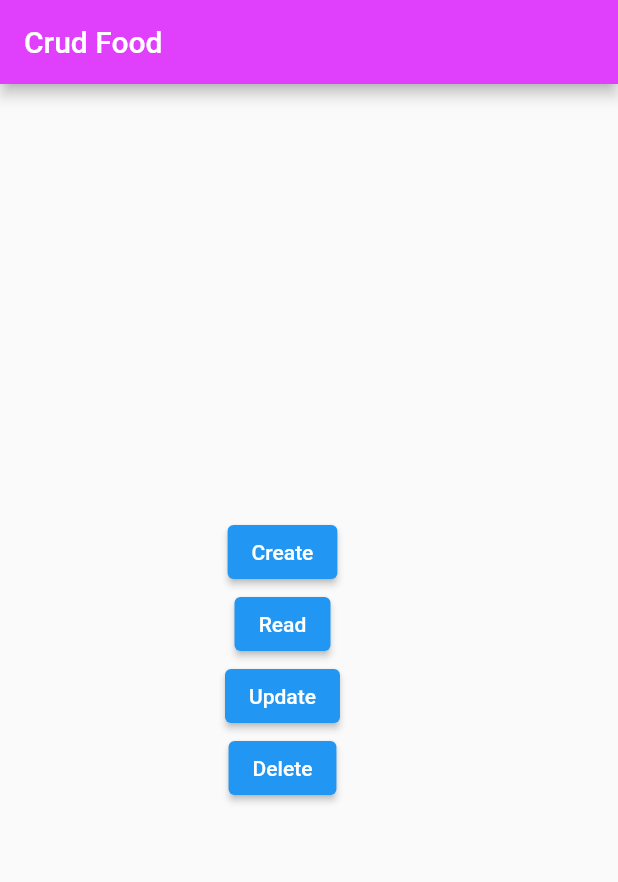
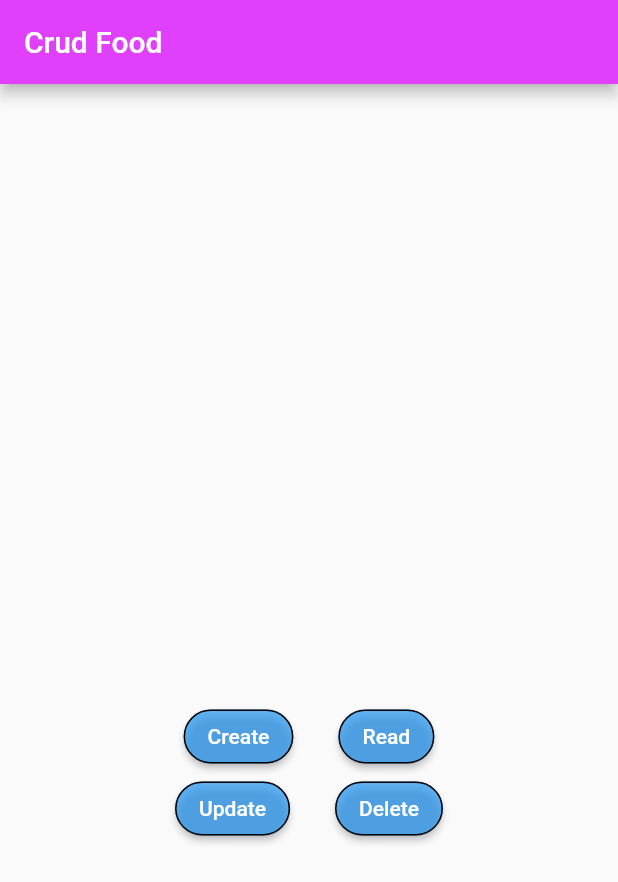
Before and after one commit to goldspide/Food_Receipe, a Flutter app: the screen it shows after launch, on a phone screen of 412 x 824 dp. Shown: the top 882 px of the screen. Run offline on Flutter 3.47's test engine with Material 2 defaults, Android fonts, the phone set to English and light mode, and no system bars; our stand-ins replace cached_network_image.

Commit message:
modification des button

```diff
--- a/lib/formulaire.dart
+++ b/lib/formulaire.dart
@@ -12,12 +12,16 @@ class formulaire extends StatelessWidget {
         title: const Text("Crud Food"),
       ),
       body: Container(
-        margin: const EdgeInsets.only(left: 150),
+        margin: const EdgeInsets.only(top: 150),
         child: Column(
           mainAxisAlignment: MainAxisAlignment.center,
           crossAxisAlignment: CrossAxisAlignment.center,
           children: [
-            ElevatedButton(onPressed: () {
+            Row(
+              mainAxisAlignment: MainAxisAlignment.center,
+              children: [
+                ElevatedButton(
+                    onPressed: () {
                       Navigator.push(
                         context,
                         PageRouteBuilder(
@@ -26,13 +30,90 @@ class formulaire extends StatelessWidget {
                           __,
                           ___,
                         ) =>
-                    const  CreateFood()),
+                                const CreateFood()),
                         // MaterialPageRoute(builder: (__){return ProfileScreen();}),
                       );
-            }, child: const Text("Create", style: TextStyle(),)),
-            ElevatedButton(onPressed: () {}, child: const Text("Read")),
-            ElevatedButton(onPressed: () {}, child: const Text("Update")),
-            ElevatedButton(onPressed: () {}, child: const Text("Delete"))
+                    },
+                    style: ElevatedButton.styleFrom(
+                      backgroundColor: Colors.blue.withOpacity(0.7),
+                      side: const BorderSide(color: Colors.black),
+                      shape: const StadiumBorder(),
+                    ),
+                    child: const Text(
+                      "Create",
+                      style: TextStyle(),
+                    )),
+                 const SizedBox( width: 30,),
+                ElevatedButton(
+                    onPressed: () {
+                      Navigator.push(
+                        context,
+                        PageRouteBuilder(
+                            pageBuilder: (
+                                _,
+                                __,
+                                ___,
+                                ) =>
+                            const CreateFood()),
+                        // MaterialPageRoute(builder: (__){return ProfileScreen();}),
+                      );
+                    },
+                    style: ElevatedButton.styleFrom(
+                      backgroundColor: Colors.blue.withOpacity(0.7),
+                      side: const BorderSide(color: Colors.black),
+                      shape: const StadiumBorder(),
+                    ),
+                    child: const Text("Read")),
+              ],
+            ),
+
+            Row(
+              mainAxisAlignment: MainAxisAlignment.center,
+              children: [
+                ElevatedButton(
+                    onPressed: () {
+                      Navigator.push(
+                        context,
+                        PageRouteBuilder(
+                            pageBuilder: (
+                                _,
+                                __,
+                                ___,
+                                ) =>
+                            const CreateFood()),
+                        // MaterialPageRoute(builder: (__){return ProfileScreen();}),
+                      );
+                    },
+                    style: ElevatedButton.styleFrom(
+                      backgroundColor: Colors.blue.withOpacity(0.7),
+                      side: const BorderSide(color: Colors.black),
+                      shape: const StadiumBorder(),
+                    ),
+                    child: const Text("Update")),
+                const SizedBox( width: 30,),
+                ElevatedButton(
+                    onPressed: () {
+                      Navigator.push(
+                        context,
+                        PageRouteBuilder(
+                            pageBuilder: (
+                                _,
+                                __,
+                                ___,
+                                ) =>
+                            const CreateFood()),
+                        // MaterialPageRoute(builder: (__){return ProfileScreen();}),
+                      );
+                    },
+                    style: ElevatedButton.styleFrom(
+                      backgroundColor: Colors.blue.withOpacity(0.7),
+                      side: const BorderSide(color: Colors.black),
+                      shape: const StadiumBorder(),
+                    ),
+                    child: const Text("Delete"))
+              ],
+            ),
+
           ],
         ),
       ),
--- a/lib/receipeS.dart
+++ b/lib/receipeS.dart
@@ -24,13 +24,13 @@ class ReceipeScreen extends StatelessWidget {
                     TextStyle(fontWeight: FontWeight.bold, fontSize: 20)),
               ),
               Text(
-                "Par David Silera",
+                "Par David Sierra",
                 style: TextStyle(fontSize: 16, color: Colors.grey[500]),
               )
             ],
           ),
         ),
-        FavoriteWidget(isFavorited: false, favoriteCount: 44,)
+        const FavoriteWidget(isFavorited: false, favoriteCount: 44,)
       ],
     ),
   );
@@ -71,6 +71,7 @@ class ReceipeScreen extends StatelessWidget {
       softWrap: true,
     ),
   );
+  @override
   Widget build(BuildContext context) {
     return Scaffold(
       appBar: AppBar(
```
Lines whose indentation alone changed are shown as unchanged.
